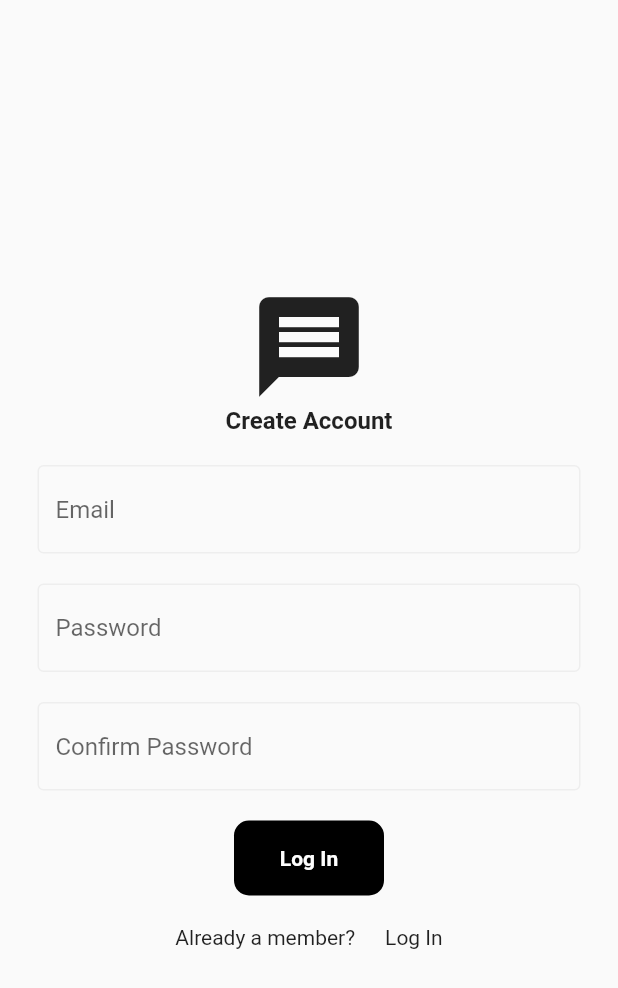
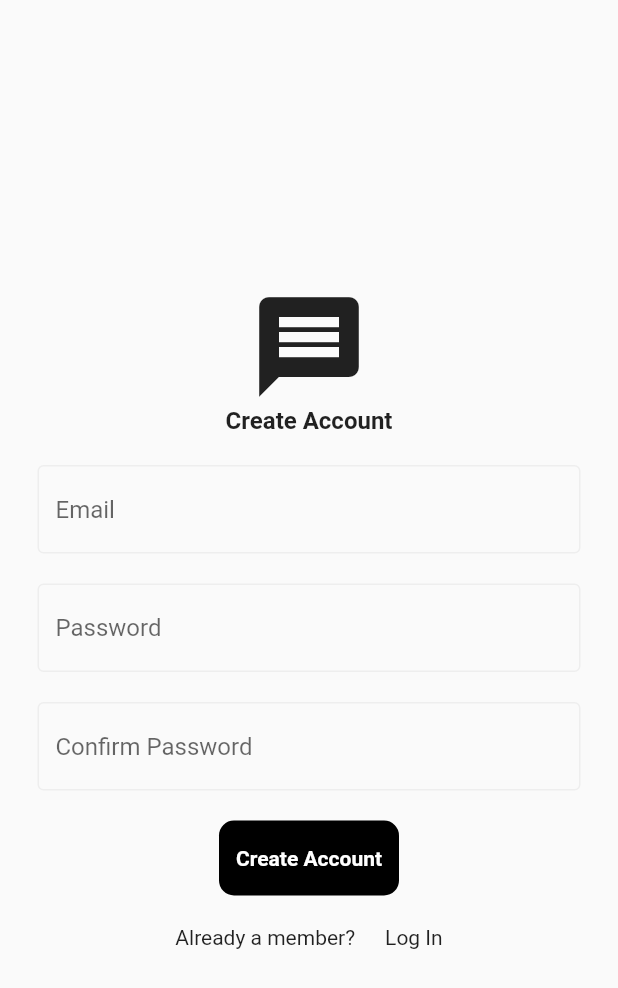
Before and after one commit to Shohan20lac/flutterChat, a Flutter app: the screen it shows after launch, after a tap on "Sign up", on a phone screen of 412 x 824 dp. Shown: the top 988 px of the screen. Run offline on Flutter 3.47's test engine with Material 2 defaults, Android fonts, the phone set to English and light mode, and no system bars; our stand-ins replace firebase_auth, firebase_core; accounts and stored records are empty; network calls fail.

Commit message:
implemented user registration and spinner

```diff
--- a/lib/components/my_button.dart
+++ b/lib/components/my_button.dart
@@ -11,7 +11,7 @@ class MyButton extends StatelessWidget {
         onTap: onTap,
         child: Container(
             constraints: const BoxConstraints(maxWidth: 300),
-            width: 100,
+            width: 120,
             height: 50,
             decoration: BoxDecoration(
                 color: Colors.black, borderRadius: BorderRadius.circular(10)),
--- a/lib/pages/login.dart
+++ b/lib/pages/login.dart
@@ -16,13 +16,21 @@ class _LoginState extends State<Login> {
   final emailController = TextEditingController();
   final passwordController = TextEditingController();
 
+  bool isLoading = false;
+
   void signIn() async {
     // get authservice isntance
     final authService = Provider.of<AuthService>(context, listen: false);
 
     try {
+      setState(() {
+        isLoading = true;
+      });
       await authService.signInWithEmailandPassword(
           emailController.text, passwordController.text);
+      setState(() {
+        isLoading = false;
+      });
     } catch (e) {
       ScaffoldMessenger.of(context)
           .showSnackBar(SnackBar(content: Text(e.toString())));
@@ -54,13 +62,18 @@ class _LoginState extends State<Login> {
                 hintText: 'Password',
                 obscureText: false),
             const SizedBox(height: 20),
-            MyButton(onTap: signIn, text: 'Log In'),
+            Row(
+              children: [
+                MyButton(onTap: signIn, text: 'Log In'),
+                if (isLoading) const CircularProgressIndicator()
+              ],
+            ),
             const SizedBox(height: 20),
             Row(
               mainAxisAlignment: MainAxisAlignment.center,
               children: [
-                Text('Not a member?'),
-                SizedBox(
+                const Text('Not a member?'),
+                const SizedBox(
                   width: 20,
                 ),
                 GestureDetector(
--- a/lib/pages/register.dart
+++ b/lib/pages/register.dart
@@ -1,6 +1,8 @@
 import 'package:fchat/components/my_button.dart';
 import 'package:fchat/components/my_text_field.dart';
+import 'package:fchat/services/auth/auth_service.dart';
 import 'package:flutter/material.dart';
+import 'package:provider/provider.dart';
 
 class Register extends StatefulWidget {
   final void Function()? onTap;
@@ -15,15 +17,26 @@ class _RegisterState extends State<Register> {
   final passwordController = TextEditingController();
   final confirmPasswordController = TextEditingController();
 
+  void createUser() async {
+    // get authservice isntance
+    final authService = Provider.of<AuthService>(context, listen: false);
+
+    try {
+      await authService.signUpWithEmailandPassword(
+          emailController.text, passwordController.text);
+    } catch (e) {
+      ScaffoldMessenger.of(context)
+          .showSnackBar(SnackBar(content: Text(e.toString())));
+    }
+  }
+
   @override
   Widget build(BuildContext context) {
     return Scaffold(
         body: SafeArea(
       child: Padding(
         padding: const EdgeInsets.symmetric(horizontal: 25.0),
-        child: Column(
-          mainAxisAlignment: MainAxisAlignment.center,
-          children: [
+        child: Column(mainAxisAlignment: MainAxisAlignment.center, children: [
           const Center(
             child: Icon(Icons.message, size: 80),
           ),
@@ -45,21 +58,16 @@ class _RegisterState extends State<Register> {
               hintText: 'Confirm Password',
               obscureText: true),
           const SizedBox(height: 20),
-            MyButton(onTap: () {}, text: 'Log In'),
+          MyButton(onTap: createUser, text: 'Create Account'),
           const SizedBox(height: 20),
-            Row(
-              mainAxisAlignment: MainAxisAlignment.center,
-              children: [
-                Text('Already a member?'),
-                SizedBox(
+          Row(mainAxisAlignment: MainAxisAlignment.center, children: [
+            const Text('Already a member?'),
+            const SizedBox(
               width: 20,
             ),
-                GestureDetector(
-                    onTap: widget.onTap, child: const Text('Log In'))
-              ],
-            )
-          ],
-        ),
+            GestureDetector(onTap: widget.onTap, child: const Text('Log In'))
+          ])
+        ]),
       ),
     ));
   }
```
Also changed, not shown: lib/services/auth/auth_service.dart (+14 -0 lines). Lines whose indentation alone changed are shown as unchanged.
